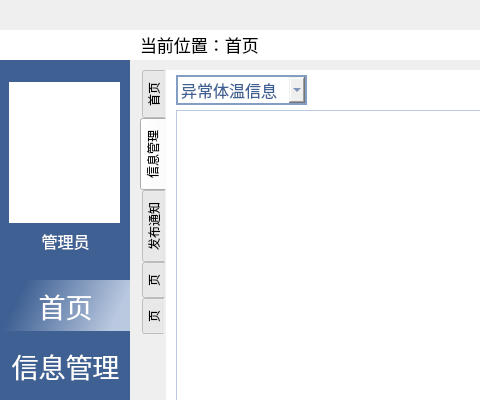
Before: the Qt Designer form admin.ui in wo16pao/MS, drawn with Qt 5; both pictures show x 0 to 480 and y 0 to 400 of the 1101 by 605 pixel window.
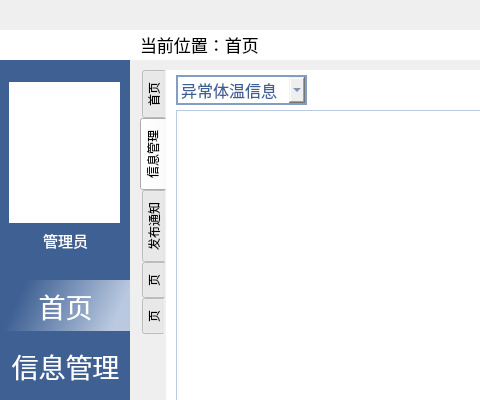
After: the same form once the commit is applied. The open tabs and pages were chosen to show the change. Icons and pictures are not drawn. Custom widgets are drawn as their Qt base class.

What changed in the file:
```diff
--- a/admin.ui
+++ b/admin.ui
@@ -58,9 +58,9 @@
    <widget class="QLabel" name="label_name">
     <property name="geometry">
      <rect>
-      <x>20</x>
+      <x>10</x>
       <y>170</y>
-      <width>91</width>
+      <width>111</width>
       <height>21</height>
      </rect>
     </property>
@@ -73,7 +73,7 @@
     <property name="font">
      <font>
       <family>黑体</family>
-      <pointsize>12</pointsize>
+      <pointsize>11</pointsize>
      </font>
     </property>
     <property name="styleSheet">
```
Left out of the diff: 5 changed lines with no effect on the pictures.
